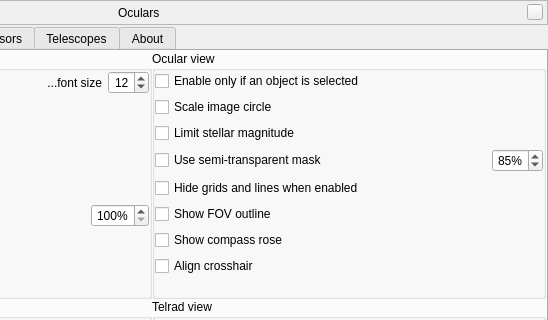
The window that plugins/Oculars/src/gui/ocularDialog.ui (Stellarium/stellarium) describes before a commit, drawn with Qt 5; both pictures show x 244 to 792 and y 0 to 320 of the 792 by 619 pixel window.
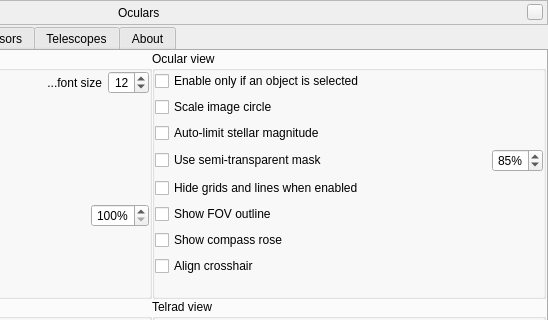
The same window after the commit. Icons and pictures are not drawn. Custom widgets are drawn as their Qt base class.

Commit message: Oculars: Better handling of auto-computed or manually set limiting magnitudes

Patch:
```diff
--- a/plugins/Oculars/src/gui/ocularDialog.ui
+++ b/plugins/Oculars/src/gui/ocularDialog.ui
@@ -466,7 +466,7 @@
                 <string>Apply limits stellar magnitude for different apertures of telescopes</string>
                </property>
                <property name="text">
-                <string>Limit stellar magnitude</string>
+                <string>Auto-limit stellar magnitude</string>
                </property>
               </widget>
              </item>
```
Left out of the diff: 2 changed lines with no effect on the pictures. The commit also changes 4 other files.
